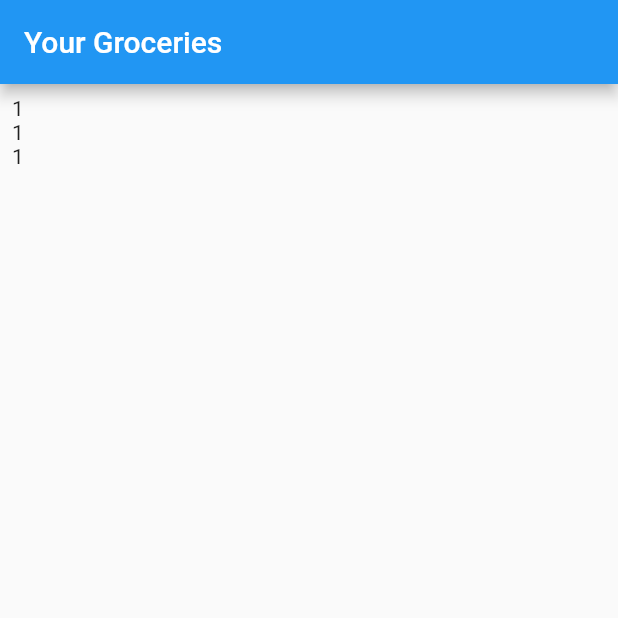
After one commit to George-k-tech/e_water, a Flutter app: the screen it shows after launch, on a phone screen of 412 x 824 dp, the top half of it. The commit adds this screen. Run offline on Flutter 3.47's test engine with Material 2 defaults, Android fonts, the phone set to English and light mode, and no system bars.

Commit message:
widgets, screens, model

```diff
--- a/lib/main.dart
+++ b/lib/main.dart
@@ -1,5 +1,6 @@
+import 'package:e_water/screens/items_display.dart';
 import 'package:flutter/material.dart';
-import './screens/register.dart';
+
 
 void main(){
   runApp(MyApp());
@@ -12,7 +13,7 @@ class MyApp extends StatelessWidget {
       theme: ThemeData(
         primaryColor: Colors.pink,
       ),
-      home: Register(),
+      home: const ProductDisplayScreen(),
     );
   }
 }
--- /dev/null
+++ b/lib/screens/items_display.dart
@@ -0,0 +1,23 @@
+import 'package:flutter/material.dart';
+
+
+class ProductDisplayScreen extends StatelessWidget {
+  const ProductDisplayScreen({super.key});
+
+  @override
+  Widget build(BuildContext context) {
+    return Scaffold(
+      appBar: AppBar(
+        title: const Text('Your Groceries'),
+      ),
+      body: ListView(
+        padding: const EdgeInsets.all(8),
+        children:const [
+          Text('1'),
+          Text('1'),
+          Text('1'),
+        ],
+      ),
+    );
+  }
+}
```
Also changed, not shown: lib/Widget/product_list.dart (added, +15 -0 lines), lib/data/dummy_data.dart (added, +17 -0 lines), lib/model/items.dart (added, +8 -0 lines).
